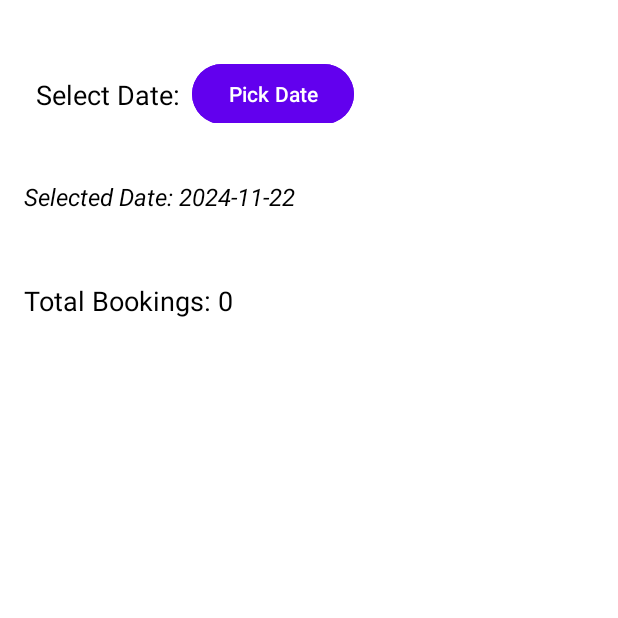
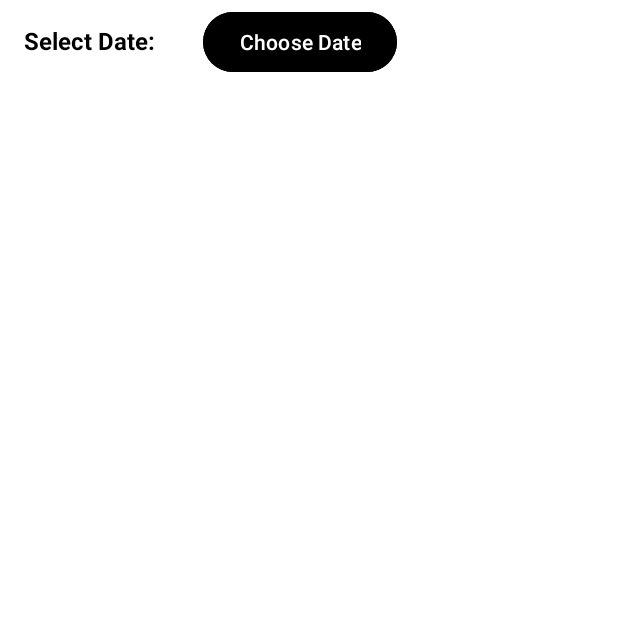
Before and after one commit to Santrokal/Vehicle_Parking_Booking_System, an Android app: the View_Booking screen opened directly, with no data from a screen before it, on a phone screen of 412 x 824 dp, the top half of it. Run offline under Robolectric (Android 15) with nearby library versions, the phone set to English and light mode, and no system bars; our stand-ins replace Firebase (no records; nobody signed in at launch, a user with empty details on screens opened directly).

Commit message:
working project

```diff
--- a/app/src/main/java/com/example/vehicle_parking_booking_system/View_Booking.java
+++ b/app/src/main/java/com/example/vehicle_parking_booking_system/View_Booking.java
@@ -1,33 +1,29 @@
 package com.example.vehicle_parking_booking_system;
 
-import android.app.DatePickerDialog;
 import android.os.Bundle;
-import android.widget.Button;
-import android.widget.LinearLayout;
-import android.widget.TextView;
+import android.widget.ListView;
 import android.widget.Toast;
 
 import androidx.annotation.NonNull;
 import androidx.appcompat.app.AppCompatActivity;
 
+import com.google.firebase.auth.FirebaseAuth;
 import com.google.firebase.database.DataSnapshot;
 import com.google.firebase.database.DatabaseError;
 import com.google.firebase.database.DatabaseReference;
 import com.google.firebase.database.FirebaseDatabase;
 import com.google.firebase.database.ValueEventListener;
 
-import java.text.SimpleDateFormat;
-import java.util.Calendar;
-import java.util.Locale;
+import java.util.ArrayList;
+import java.util.List;
 
 public class View_Booking extends AppCompatActivity {
 
-    private Button btnSelectDate;
-    private TextView tvSelectedDate, tvBookingCount;
-    private LinearLayout bookingContainer;
+    private ListView listViewBookings;
+    private List<Booking> bookingList;
 
-    private DatabaseReference bookingsDatabaseRef;
-    private String selectedDate;
+    private FirebaseAuth firebaseAuth;
+    private DatabaseReference bookingReference;
 
     @Override
     protected void onCreate(Bundle savedInstanceState) {
@@ -35,76 +31,34 @@ public class View_Booking extends AppCompatActivity {
         setContentView(R.layout.activity_view_booking);
 
         // Initialize UI components
-        btnSelectDate = findViewById(R.id.btnSelectDate);
-        tvSelectedDate = findViewById(R.id.tvSelectedDate);
-        tvBookingCount = findViewById(R.id.tvBookingCount);
-        bookingContainer = findViewById(R.id.bookingContainer);
+        listViewBookings = findViewById(R.id.lvBookings);
+        bookingList = new ArrayList<>();
 
-        // Firebase Database Reference
-        bookingsDatabaseRef = FirebaseDatabase.getInstance().getReference("Bookings");
+        // Initialize Firebase
+        firebaseAuth = FirebaseAuth.getInstance();
+        String userId = firebaseAuth.getCurrentUser().getUid();
+        bookingReference = FirebaseDatabase.getInstance().getReference("Bookings");
 
-        // Set up date picker dialog
-        btnSelectDate.setOnClickListener(v -> showDatePicker());
-
-        // Default selected date is today
-        Calendar calendar = Calendar.getInstance();
-        selectedDate = new SimpleDateFormat("yyyy-MM-dd", Locale.getDefault()).format(calendar.getTime());
-        tvSelectedDate.setText("Selected Date: " + selectedDate);
-        fetchBookingsForDate(selectedDate);
+        // Fetch bookings from the database
+        fetchBookings(userId);
     }
 
-    private void showDatePicker() {
-        Calendar calendar = Calendar.getInstance();
-
-        DatePickerDialog datePickerDialog = new DatePickerDialog(this, (view, year, month, dayOfMonth) -> {
-            // Update selected date
-            Calendar selectedCalendar = Calendar.getInstance();
-            selectedCalendar.set(year, month, dayOfMonth);
-            selectedDate = new SimpleDateFormat("yyyy-MM-dd", Locale.getDefault()).format(selectedCalendar.getTime());
-
-            // Update UI and fetch bookings
-            tvSelectedDate.setText("Selected Date: " + selectedDate);
-            fetchBookingsForDate(selectedDate);
-
-        }, calendar.get(Calendar.YEAR), calendar.get(Calendar.MONTH), calendar.get(Calendar.DAY_OF_MONTH));
-
-        datePickerDialog.show();
-    }
-
-    private void fetchBookingsForDate(String date) {
-        bookingsDatabaseRef.orderByChild("date").equalTo(date).addListenerForSingleValueEvent(new ValueEventListener() {
+    private void fetchBookings(String userId) {
+        bookingReference.orderByChild("userId").equalTo(userId).addValueEventListener(new ValueEventListener() {
             @Override
             public void onDataChange(@NonNull DataSnapshot snapshot) {
-                bookingContainer.removeAllViews(); // Clear previous data
-                int bookingCount = 0;
-
-                for (DataSnapshot bookingSnapshot : snapshot.getChildren()) {
-                    // Extract booking details
-                    String name = bookingSnapshot.child("name").getValue(String.class);
-                    String slot = bookingSnapshot.child("slot").getValue(String.class);
-                    String vehicleNumber = bookingSnapshot.child("vehicleNumber").getValue(String.class);
-
-                    // Create a TextView for each booking
-                    TextView bookingView = new TextView(View_Booking.this);
-                    bookingView.setText("Name: " + name + "\n"
-                            + "Slot: " + slot + "\n"
-                            + "Vehicle: " + vehicleNumber);
-                    bookingView.setPadding(16, 16, 16, 16);
-                    bookingView.setTextSize(16f);
-                    bookingView.setTextColor(getResources().getColor(android.R.color.black));
-                    bookingView.setBackground(getResources().getDrawable(android.R.drawable.dialog_holo_light_frame));
-
-                    // Add booking details to the container
-                    bookingContainer.addView(bookingView);
-
-                    bookingCount++;
-                }
-
-                // Update booking count
-                tvBookingCount.setText("Total Bookings: " + bookingCount);
-
-                if (bookingCount == 0) {
-                    Toast.makeText(View_Booking.this, "No bookings found for the selected date.", Toast.LENGTH_SHORT).show();
+                bookingList.clear(); // Clear the list before adding new data
+                if (snapshot.exists()) {
+                    for (DataSnapshot bookingSnapshot : snapshot.getChildren()) {
+                        Booking booking = bookingSnapshot.getValue(Booking.class);
+                        if (booking != null) {
+                            bookingList.add(booking);
+                        }
+                    }
+                    BookingAdapter adapter = new BookingAdapter(View_Booking.this, bookingList);
+                    listViewBookings.setAdapter(adapter);
+                } else {
+                    Toast.makeText(View_Booking.this, "No bookings found.", Toast.LENGTH_SHORT).show();
                 }
             }
 
@@ -114,4 +68,106 @@ public class View_Booking extends AppCompatActivity {
             }
         });
     }
+
+    public static class BookingAdapter extends android.widget.ArrayAdapter<Booking> {
+
+        private final List<Booking> bookings;
+
+        public BookingAdapter(@NonNull AppCompatActivity context, @NonNull List<Booking> bookings) {
+            super(context, R.layout.booking_item, bookings);
+            this.bookings = bookings;
+        }
+
+        @NonNull
+        @Override
+        public android.view.View getView(int position, @NonNull android.view.View convertView, @NonNull android.view.ViewGroup parent) {
+            if (convertView == null) {
+                convertView = android.view.LayoutInflater.from(getContext()).inflate(R.layout.booking_item, parent, false);
+            }
+
+            Booking booking = bookings.get(position);
+
+            // Populate booking data into the UI
+            android.widget.TextView tvBookingId = convertView.findViewById(R.id.tvBookingId);
+            android.widget.TextView tvLocation = convertView.findViewById(R.id.tvLocation);
+            android.widget.TextView tvVehicleType = convertView.findViewById(R.id.tvVehicleType);
+            android.widget.TextView tvStartTime = convertView.findViewById(R.id.tvStartTime);
+            android.widget.TextView tvEndTime = convertView.findViewById(R.id.tvEndTime);
+            android.widget.TextView tvParkingFee = convertView.findViewById(R.id.tvParkingFee);
+            android.widget.TextView tvDate = convertView.findViewById(R.id.tvDate);
+
+            tvBookingId.setText("Booking ID: " + booking.getBookingId());
+            tvLocation.setText("Location: " + booking.getLocation());
+            tvVehicleType.setText("Vehicle Type: " + booking.getVehicleType());
+            tvStartTime.setText("Start Time: " + booking.getStartTime());
+            tvEndTime.setText("End Time: " + booking.getEndTime());
+            tvParkingFee.setText("Fee: ₹" + booking.getParkingFee());
+            tvDate.setText("Date: " + booking.getDate()); // Set the date field
+
+            return convertView;
+        }
+    }
+
+    public static class Booking {
+        private String bookingId;
+        private String userId;
+        private String location;
+        private String vehicleType;
+        private String startTime;
+        private String endTime;
+        private double parkingFee;
+        private String userName;
+        private String date; // Added field for the booking date
+
+        public Booking() {
+        }
+
+        public Booking(String bookingId, String userId, String location, String vehicleType, String startTime, String endTime, double parkingFee, String userName, String date) {
+            this.bookingId = bookingId;
+            this.userId = userId;
+            this.location = location;
+            this.vehicleType = vehicleType;
+            this.startTime = startTime;
+            this.endTime = endTime;
+            this.parkingFee = parkingFee;
+            this.userName = userName;
+            this.date = date;
+        }
+
+        public String getBookingId() {
+            return bookingId;
+        }
+
+        public String getUserId() {
+            return userId;
+        }
+
+        public String getLocation() {
+            return location;
+        }
+
+        public String getVehicleType() {
+            return vehicleType;
+        }
+
+        public String getStartTime() {
+            return startTime;
+        }
+
+        public String getEndTime() {
+            return endTime;
+        }
+
+        public double getParkingFee() {
+            return parkingFee;
+        }
+
+        public String getUserName() {
+            return userName;
+        }
+
+        public String getDate() {
+            return date;
+        }
+    }
 }
--- a/app/src/main/res/layout/activity_view_booking.xml
+++ b/app/src/main/res/layout/activity_view_booking.xml
@@ -1,72 +1,56 @@
 <?xml version="1.0" encoding="utf-8"?>
-<LinearLayout xmlns:android="http://schemas.android.com/apk/res/android"
+<RelativeLayout xmlns:android="http://schemas.android.com/apk/res/android"
     android:layout_width="match_parent"
     android:layout_height="match_parent"
-    android:orientation="vertical"
-    android:padding="16dp"
-    android:background="#FFFFFF">
+    android:background="@android:color/white">
 
-    <!-- Date Picker -->
-    <LinearLayout
-        android:layout_width="match_parent"
-        android:layout_height="wrap_content"
-        android:orientation="horizontal"
-        android:gravity="center_vertical"
-        android:padding="8dp">
-
+    <!-- Date Picker Section -->
     <TextView
+        android:id="@+id/tvSelectDate"
         android:layout_width="wrap_content"
         android:layout_height="wrap_content"
         android:text="Select Date:"
-            android:layout_gravity="center"
-            android:layout_marginTop="10dp"
-            android:textSize="18sp"
-            android:layout_marginEnd="8dp"
-            android:textColor="#000000" />
+        android:textSize="16sp"
+        android:textStyle="bold"
+        android:textColor="#000000"
+        android:layout_margin="16dp"
+        android:layout_alignParentTop="true"
+        android:layout_alignParentStart="true" />
 
     <Button
-            android:id="@+id/btnSelectDate"
+        android:id="@+id/btnDatePicker"
         android:layout_width="wrap_content"
         android:layout_height="wrap_content"
-            android:text="Pick Date"
-            android:layout_marginTop="10dp"
-            android:backgroundTint="#FF6200EE"
-            android:textColor="#FFFFFF" />
-    </LinearLayout>
+        android:text="Choose Date"
+        android:backgroundTint="@color/black"
+        android:textColor="@android:color/white"
+        android:layout_marginStart="16dp"
+        android:layout_toEndOf="@id/tvSelectDate"
+        android:layout_alignBaseline="@id/tvSelectDate"
+        android:layout_alignParentTop="true" />
 
-    <!-- Selected Date Display -->
+    <!-- ListView for displaying bookings -->
+    <ListView
+        android:id="@+id/lvBookings"
+        android:layout_width="match_parent"
+        android:layout_height="0dp"
+        android:layout_below="@id/tvSelectDate"
+        android:layout_marginTop="8dp"
+        android:divider="@android:color/darker_gray"
+        android:dividerHeight="1dp"
+        android:padding="8dp" />
+
+    <!-- TextView for no bookings found message -->
     <TextView
-        android:id="@+id/tvSelectedDate"
+        android:id="@+id/tvNoBookings"
         android:layout_width="match_parent"
         android:layout_height="wrap_content"
-        android:layout_marginTop="30dp"
-        android:text="Selected Date: None"
+        android:layout_below="@id/lvBookings"
+        android:layout_margin="16dp"
+        android:gravity="center"
+        android:text="No bookings found for the selected date."
         android:textSize="16sp"
-        android:textStyle="italic"
-        android:layout_marginBottom="16dp"
-        android:textColor="#000000" />
+        android:textColor="#FF0000"
+        android:visibility="gone" />
 
-    <!-- Booking Count -->
-    <TextView
-        android:id="@+id/tvBookingCount"
-        android:layout_width="wrap_content"
-        android:layout_height="wrap_content"
-        android:text="Total Bookings: 0"
-        android:textSize="18sp"
-        android:layout_marginTop="30dp"
-        android:layout_marginBottom="16dp"
-        android:textColor="#000000" />
-
-    <!-- Booking List -->
-    <ScrollView
-        android:layout_width="match_parent"
-        android:layout_height="wrap_content"
-        android:fillViewport="true">
-
-        <LinearLayout
-            android:id="@+id/bookingContainer"
-            android:layout_width="match_parent"
-            android:layout_height="wrap_content"
-            android:orientation="vertical" />
-    </ScrollView>
-</LinearLayout>
+</RelativeLayout>
```
Also changed, not shown: app/src/main/java/com/example/vehicle_parking_booking_system/Add_Balance.java (+48 -36 lines), app/src/main/java/com/example/vehicle_parking_booking_system/Book_Parking.java (+18 -6 lines), app/src/main/res/layout/booking_item.xml (added, +76 -0 lines). Lines whose indentation alone changed are shown as unchanged.
